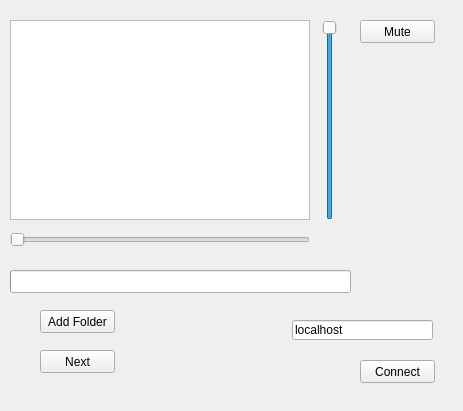
This is MusicClient/musicplayer.ui in yoyourmister/TinaS as Qt 5 draws it before an edit. The edited form follows.
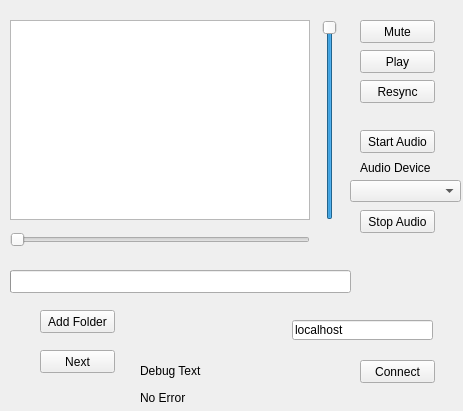
This is the edited form.

Patch:
```diff
--- a/MusicClient/musicplayer.ui
+++ b/MusicClient/musicplayer.ui
@@ -139,6 +139,107 @@
     <string>IP Address</string>
    </property>
   </widget>
+  <widget class="QPushButton" name="but_play">
+   <property name="geometry">
+    <rect>
+     <x>360</x>
+     <y>50</y>
+     <width>75</width>
+     <height>23</height>
+    </rect>
+   </property>
+   <property name="text">
+    <string>Play</string>
+   </property>
+  </widget>
+  <widget class="QPushButton" name="but_resync">
+   <property name="geometry">
+    <rect>
+     <x>360</x>
+     <y>80</y>
+     <width>75</width>
+     <height>23</height>
+    </rect>
+   </property>
+   <property name="text">
+    <string>Resync</string>
+   </property>
+  </widget>
+  <widget class="QLabel" name="label_debug">
+   <property name="geometry">
+    <rect>
+     <x>140</x>
+     <y>360</y>
+     <width>181</width>
+     <height>21</height>
+    </rect>
+   </property>
+   <property name="text">
+    <string>Debug Text</string>
+   </property>
+  </widget>
+  <widget class="QLabel" name="label_error">
+   <property name="geometry">
+    <rect>
+     <x>140</x>
+     <y>390</y>
+     <width>181</width>
+     <height>16</height>
+    </rect>
+   </property>
+   <property name="text">
+    <string>No Error</string>
+   </property>
+  </widget>
+  <widget class="QPushButton" name="but_device">
+   <property name="geometry">
+    <rect>
+     <x>360</x>
+     <y>130</y>
+     <width>75</width>
+     <height>23</height>
+    </rect>
+   </property>
+   <property name="text">
+    <string>Start Audio</string>
+   </property>
+  </widget>
+  <widget class="QLabel" name="label_audioDevicce">
+   <property name="geometry">
+    <rect>
+     <x>360</x>
+     <y>160</y>
+     <width>81</width>
+     <height>16</height>
+    </rect>
+   </property>
+   <property name="text">
+    <string>Audio Device</string>
+   </property>
+  </widget>
+  <widget class="QComboBox" name="box_devices">
+   <property name="geometry">
+    <rect>
+     <x>350</x>
+     <y>180</y>
+     <width>111</width>
+     <height>22</height>
+    </rect>
+   </property>
+  </widget>
+  <widget class="QPushButton" name="but_stopDevice">
+   <property name="geometry">
+    <rect>
+     <x>360</x>
+     <y>210</y>
+     <width>75</width>
+     <height>23</height>
+    </rect>
+   </property>
+   <property name="text">
+    <string>Stop Audio</string>
+   </property>
+  </widget>
  </widget>
  <layoutdefault spacing="6" margin="11"/>
  <resources/>
```
